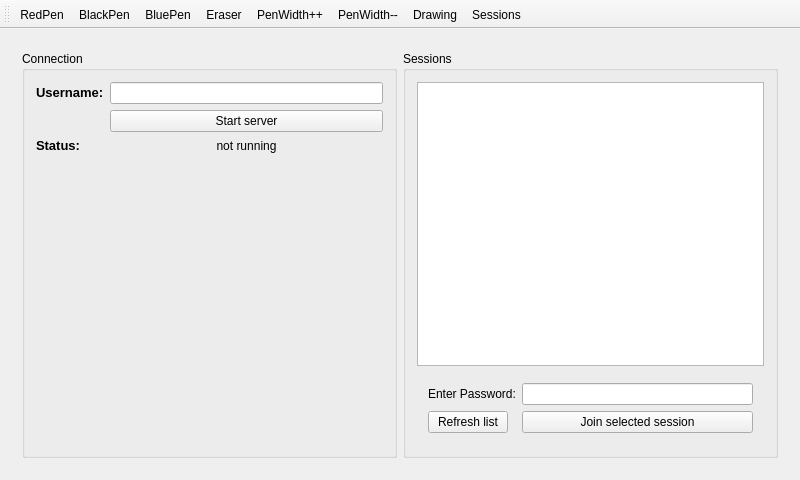
maltanar/qt-collaborative-drawing, file client-server/mainwindow.ui: the form before one commit.
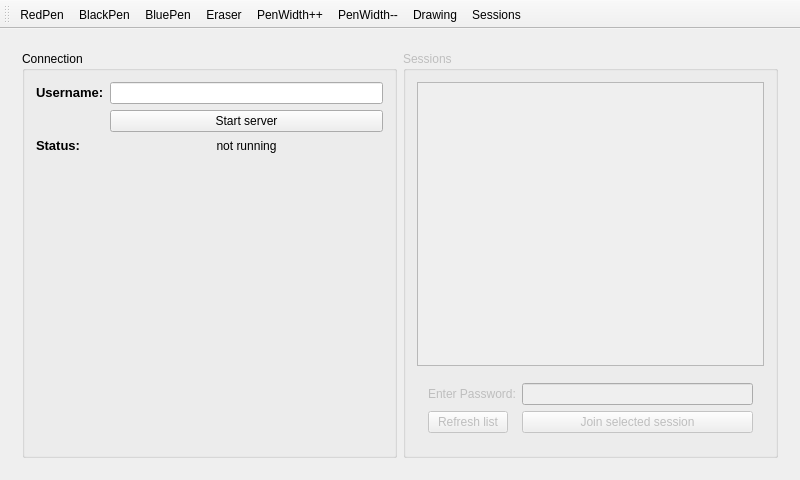
The form after the commit. The open tabs and pages were chosen to show the change. Custom widgets are drawn as their Qt base class.

Commit message: move drawing widget to separate common folder

```diff
--- a/client-server/mainwindow.ui
+++ b/client-server/mainwindow.ui
@@ -91,7 +91,10 @@
          </widget>
         </item>
         <item>
-         <widget class="QGroupBox" name="groupBox_2">
+         <widget class="QGroupBox" name="sessionBox">
+          <property name="enabled">
+           <bool>false</bool>
+          </property>
           <property name="title">
            <string>Sessions</string>
           </property>
```
The commit also changes 3 other files.
